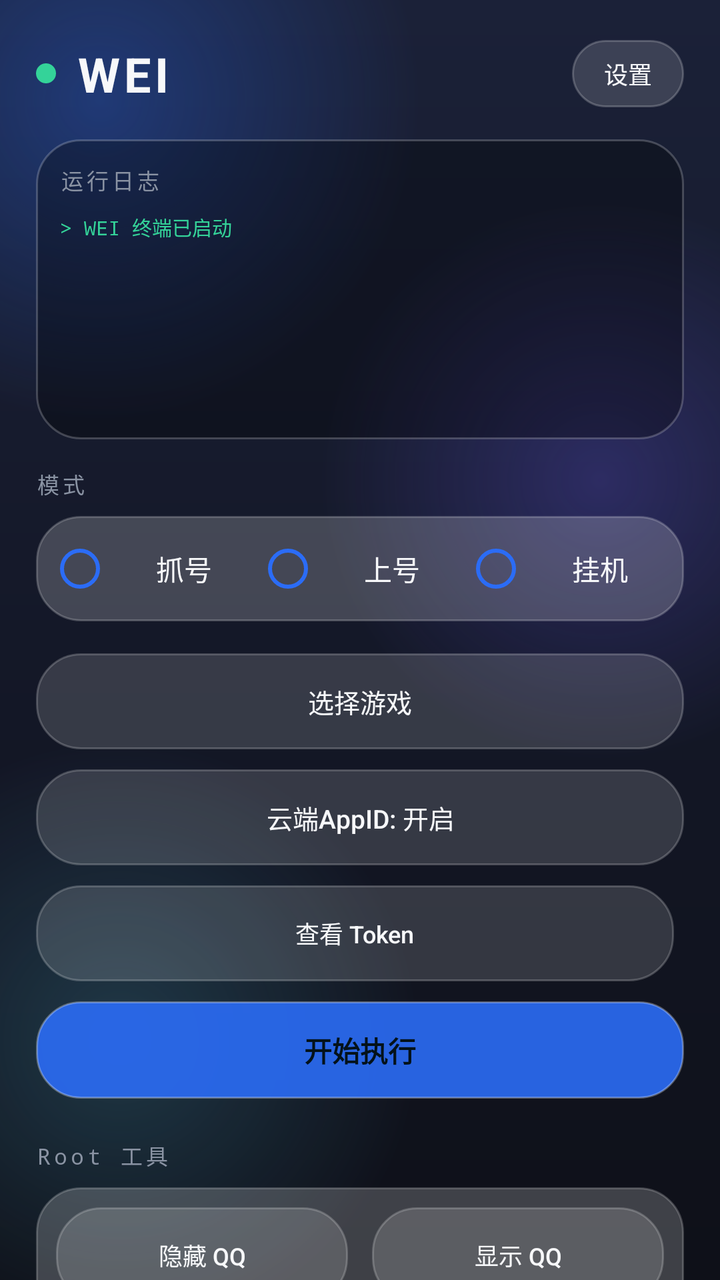
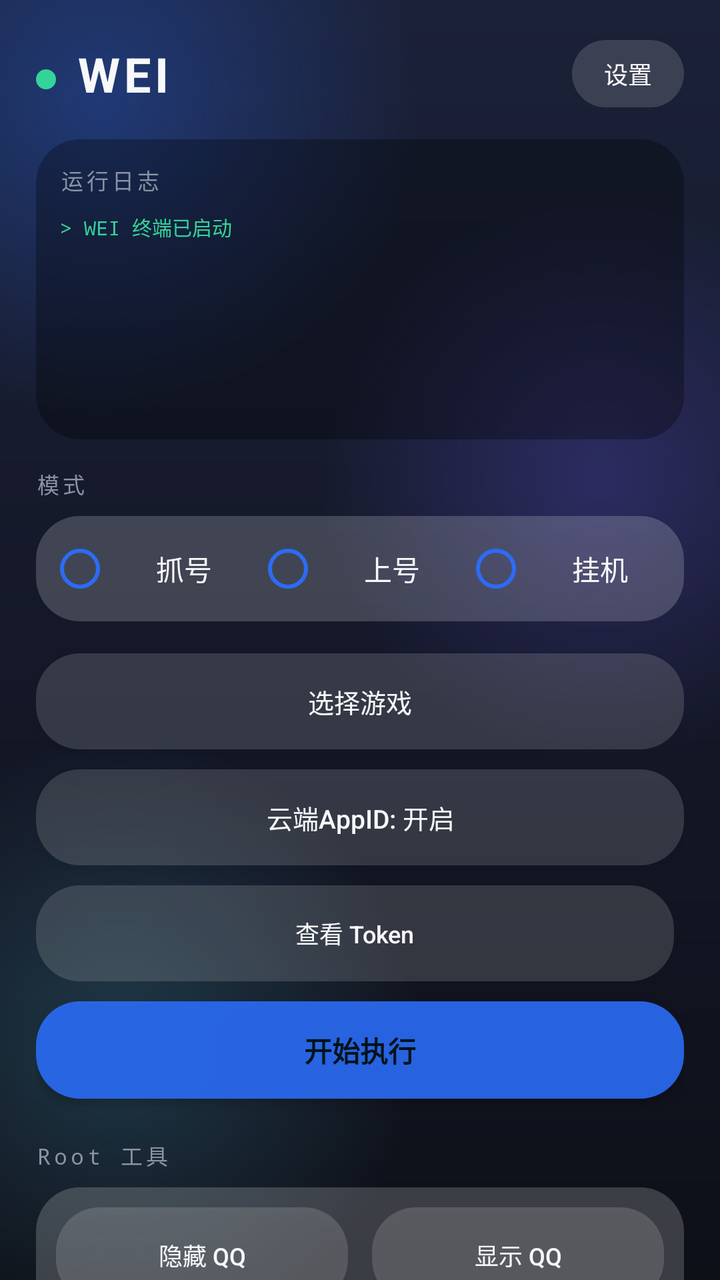

Before-and-after screenshots of an Android layout around one commit, followed by the original layout XML and the change that was made.
<!-- AndroidManifest.xml: application theme AppTheme -->
<!-- res/layout/activity_main.xml -->
<?xml version="1.0" encoding="utf-8"?>
<FrameLayout xmlns:android="http://schemas.android.com/apk/res/android"
    android:layout_width="match_parent"
    android:layout_height="match_parent"
    android:background="@drawable/bg_window">
    <ImageView android:id="@+id/bg_custom" android:layout_width="match_parent" android:layout_height="match_parent" android:scaleType="centerCrop" android:visibility="gone" />
    <View android:id="@+id/bg_hue" android:layout_width="match_parent" android:layout_height="match_parent" android:background="#00000000" />
    <View android:id="@+id/bg_glass" android:layout_width="match_parent" android:layout_height="match_parent" android:background="#00000000" />
    <LinearLayout android:layout_width="match_parent" android:layout_height="match_parent" android:orientation="vertical" android:fitsSystemWindows="true" android:paddingLeft="18dp" android:paddingRight="18dp">
        <LinearLayout android:layout_width="match_parent" android:layout_height="wrap_content" android:orientation="horizontal" android:gravity="center_vertical" android:paddingTop="20dp" android:paddingBottom="16dp">
            <View android:layout_width="10dp" android:layout_height="10dp" android:background="@drawable/dot_green" />
            <TextView android:layout_width="0dp" android:layout_height="wrap_content" android:layout_weight="1" android:layout_marginStart="10dp" android:text="WEI" android:textSize="24sp" android:textStyle="bold" android:textColor="@color/text_primary" android:letterSpacing="0.08" />
            <Button android:id="@+id/btn_settings" android:layout_width="wrap_content" android:layout_height="wrap_content" android:text="设置" android:textSize="12sp" android:textColor="@color/text_primary" android:background="@drawable/glass_btn_secondary" android:tag="glass" android:textAllCaps="false" android:paddingLeft="16dp" android:paddingRight="16dp" android:minWidth="0dp" android:minHeight="0dp" android:paddingTop="8dp" android:paddingBottom="8dp" />
        </LinearLayout>
        <LinearLayout android:id="@+id/card_log" android:layout_width="match_parent" android:layout_height="150dp" android:orientation="vertical" android:background="@drawable/bg_log" android:tag="glass" android:padding="12dp" android:layout_marginBottom="14dp">
            <LinearLayout android:layout_width="match_parent" android:layout_height="wrap_content" android:orientation="horizontal" android:gravity="center_vertical" android:layout_marginBottom="8dp">
                <TextView android:layout_width="0dp" android:layout_height="wrap_content" android:layout_weight="1" android:text="运行日志" style="@style/SectionLabel" />
            </LinearLayout>
            <ScrollView android:id="@+id/scroll_log" android:layout_width="match_parent" android:layout_height="0dp" android:layout_weight="1" android:scrollbars="vertical">
                <TextView android:id="@+id/tv_log" android:layout_width="match_parent" android:layout_height="wrap_content" android:text="> WEI 终端已启动" android:textColor="@color/accent_green" android:textSize="10sp" android:fontFamily="monospace" android:lineSpacingExtra="4dp" />
            </ScrollView>
        </LinearLayout>
        <ScrollView android:layout_width="match_parent" android:layout_height="0dp" android:layout_weight="1" android:scrollbars="none" android:clipToPadding="false">
            <LinearLayout android:layout_width="match_parent" android:layout_height="wrap_content" android:orientation="vertical" android:paddingBottom="20dp">
                <TextView android:layout_width="wrap_content" android:layout_height="wrap_content" android:text="模式" style="@style/SectionLabel" android:layout_marginBottom="8dp" />
                <RadioGroup android:id="@+id/mode_radio_group" android:layout_width="match_parent" android:layout_height="wrap_content" android:orientation="horizontal" android:background="@drawable/glass_card" android:tag="glass" android:padding="6dp" android:layout_marginBottom="16dp">
                    <RadioButton android:id="@+id/radio_capture_mode" android:layout_width="0dp" android:layout_height="wrap_content" android:layout_weight="1" android:text="抓号" android:textColor="@color/text_primary" android:buttonTint="@color/accent_cyan" android:gravity="center" android:padding="10dp" />
                    <RadioButton android:id="@+id/radio_login_mode" android:layout_width="0dp" android:layout_height="wrap_content" android:layout_weight="1" android:text="上号" android:textColor="@color/text_primary" android:buttonTint="@color/accent_cyan" android:gravity="center" android:padding="10dp" />
                    <RadioButton android:id="@+id/radio_hang_up_mode" android:layout_width="0dp" android:layout_height="wrap_content" android:layout_weight="1" android:text="挂机" android:textColor="@color/text_primary" android:buttonTint="@color/accent_cyan" android:gravity="center" android:padding="10dp" />
                </RadioGroup>
                <Button android:id="@+id/btn_select_game" android:layout_width="match_parent" android:layout_height="wrap_content" android:text="选择游戏" android:textSize="13sp" android:textColor="@color/text_primary" android:background="@drawable/glass_btn_secondary" android:tag="glass" android:textAllCaps="false" android:padding="14dp" android:layout_marginBottom="10dp" />
                <Button android:id="@+id/btn_cloud_appid" android:layout_width="match_parent" android:layout_height="wrap_content" android:text="云端AppID: 开启" android:textSize="13sp" android:textColor="@color/text_primary" android:background="@drawable/glass_btn_secondary" android:tag="glass" android:textAllCaps="false" android:padding="14dp" android:layout_marginBottom="10dp" />
                <LinearLayout android:layout_width="match_parent" android:layout_height="wrap_content" android:orientation="horizontal" android:layout_marginBottom="10dp">
                    <Button android:id="@+id/btn_view_token" android:layout_width="0dp" android:layout_height="wrap_content" android:layout_weight="1" android:text="查看 Token" android:textSize="12sp" android:textColor="@color/text_primary" android:background="@drawable/glass_btn_secondary" android:tag="glass" android:textAllCaps="false" android:padding="12dp" android:layout_marginEnd="5dp" />
                </LinearLayout>
                <Button android:id="@+id/btn_start" android:layout_width="match_parent" android:layout_height="wrap_content" android:text="开始执行" android:textSize="14sp" android:textStyle="bold" android:textColor="#04121A" android:background="@drawable/glass_btn_primary" android:tag="glass" android:textAllCaps="false" android:padding="14dp" android:layout_marginBottom="20dp" />
                <TextView android:layout_width="wrap_content" android:layout_height="wrap_content" android:text="Root 工具" style="@style/SectionLabel" android:layout_marginBottom="8dp" />
                <LinearLayout android:layout_width="match_parent" android:layout_height="wrap_content" android:orientation="horizontal" android:background="@drawable/glass_card" android:tag="glass" android:padding="10dp" android:layout_marginBottom="16dp">
                    <Button android:id="@+id/btn_hide" android:layout_width="0dp" android:layout_height="wrap_content" android:layout_weight="1" android:text="隐藏 QQ" android:textSize="12sp" android:textColor="@color/text_primary" android:background="@drawable/glass_btn_secondary" android:tag="glass" android:textAllCaps="false" android:layout_marginEnd="6dp" android:padding="12dp" />
                    <Button android:id="@+id/btn_show" android:layout_width="0dp" android:layout_height="wrap_content" android:layout_weight="1" android:text="显示 QQ" android:textSize="12sp" android:textColor="@color/text_primary" android:background="@drawable/glass_btn_secondary" android:tag="glass" android:textAllCaps="false" android:layout_marginStart="6dp" android:padding="12dp" />
                </LinearLayout>
                <TextView android:layout_width="wrap_content" android:layout_height="wrap_content" android:text="存储权限" style="@style/SectionLabel" android:layout_marginBottom="8dp" />
                <LinearLayout android:layout_width="match_parent" android:layout_height="wrap_content" android:orientation="vertical" android:background="@drawable/glass_card" android:tag="glass" android:padding="14dp" android:layout_marginBottom="10dp">
                    <TextView android:id="@+id/txt_storage_permission_status" android:layout_width="match_parent" android:layout_height="wrap_content" android:text="● 全文件访问: 已授权" android:textSize="11sp" android:textColor="@color/accent_green" android:fontFamily="monospace" android:layout_marginBottom="6dp" />
                    <TextView android:id="@+id/txt_directory_status" android:layout_width="match_parent" android:layout_height="wrap_content" android:text="● 存储状态: 正常" android:textSize="10sp" android:textColor="@color/text_secondary" android:fontFamily="monospace" android:layout_marginBottom="12dp" />
                    <Button android:id="@+id/btn_select_directory" android:layout_width="match_parent" android:layout_height="wrap_content" android:text="配置存储" android:textSize="12sp" android:textColor="@color/text_primary" android:background="@drawable/glass_btn_secondary" android:tag="glass" android:textAllCaps="false" android:padding="12dp" />
                </LinearLayout>
            </LinearLayout>
        </ScrollView>
    </LinearLayout>
</FrameLayout>
<!-- resources referenced by this layout -->
<resources>
  <color name="accent_cyan">#2B6CF6</color>
  <color name="accent_green">#34D399</color>
  <color name="text_primary">#F7F8FA</color>
  <color name="text_secondary">#B4BCC9</color>
  <!-- drawable bg_log (drawable) -->
  <?xml version="1.0" encoding="utf-8"?>
  <shape xmlns:android="http://schemas.android.com/apk/res/android" android:shape="rectangle">
      <solid android:color="#4D000000" />
      <corners android:radius="22dp" />
      <stroke android:width="1dp" android:color="#35FFFFFF" />
  </shape>
  <!-- drawable dot_green (drawable) -->
  <?xml version="1.0" encoding="utf-8"?>
  <shape xmlns:android="http://schemas.android.com/apk/res/android" android:shape="oval">
      <solid android:color="#34D399" />
      <size android:width="8dp" android:height="8dp" />
  </shape>
  <!-- drawable glass_btn_primary (drawable) -->
  <?xml version="1.0" encoding="utf-8"?>
  <shape xmlns:android="http://schemas.android.com/apk/res/android" android:shape="rectangle">
      <solid android:color="#E62B6CF6" />
      <corners android:radius="22dp" />
      <stroke android:width="1dp" android:color="#4DFFFFFF" />
  </shape>
  <!-- drawable glass_btn_secondary (drawable) -->
  <?xml version="1.0" encoding="utf-8"?>
  <shape xmlns:android="http://schemas.android.com/apk/res/android" android:shape="rectangle">
      <solid android:color="#26FFFFFF" />
      <corners android:radius="22dp" />
      <stroke android:width="1dp" android:color="#35FFFFFF" />
  </shape>
  <!-- drawable glass_card (drawable) -->
  <?xml version="1.0" encoding="utf-8"?>
  <shape xmlns:android="http://schemas.android.com/apk/res/android" android:shape="rectangle">
      <solid android:color="#33FFFFFF" />
      <corners android:radius="22dp" />
      <stroke android:width="1dp" android:color="#35FFFFFF" />
  </shape>
  <style name="SectionLabel">
          <item name="android:textSize">11sp</item>
          <item name="android:textColor">@color/text_muted</item>
          <item name="android:fontFamily">monospace</item>
          <item name="android:letterSpacing">0.15</item>
      </style>
  <style name="AppTheme" parent="Theme.AppCompat.NoActionBar">
          <item name="colorPrimary">@color/bg_primary</item>
          <item name="colorPrimaryDark">@color/bg_primary</item>
          <item name="colorAccent">@color/accent_cyan</item>
          <item name="android:windowBackground">@drawable/bg_window</item>
          <item name="android:textColorPrimary">@color/text_primary</item>
          <item name="android:textColorSecondary">@color/text_secondary</item>
          <item name="android:windowAnimationStyle">@style/AppWindowAnim</item>
      </style>
  <color name="text_muted">#8A93A3</color>
  <color name="bg_primary">#0E1018</color>
  <style name="AppWindowAnim">
          <item name="android:activityOpenEnterAnimation">@anim/slide_in_right</item>
          <item name="android:activityOpenExitAnimation">@anim/fade_out</item>
          <item name="android:activityCloseEnterAnimation">@anim/fade_in</item>
          <item name="android:activityCloseExitAnimation">@anim/slide_out_right</item>
      </style>
  <!-- unchanged entries left out for length: 1 -->
</resources>

<!-- the commit's change to res/layout/activity_main.xml (unified diff, before → after) -->
@@ -8,7 +8,7 @@
     <View android:id="@+id/bg_glass" android:layout_width="match_parent" android:layout_height="match_parent" android:background="#00000000" />
     <LinearLayout android:layout_width="match_parent" android:layout_height="match_parent" android:orientation="vertical" android:fitsSystemWindows="true" android:paddingLeft="18dp" android:paddingRight="18dp">
         <LinearLayout android:layout_width="match_parent" android:layout_height="wrap_content" android:orientation="horizontal" android:gravity="center_vertical" android:paddingTop="20dp" android:paddingBottom="16dp">
-            <View android:layout_width="10dp" android:layout_height="10dp" android:background="@drawable/dot_green" />
+            <View android:layout_width="10dp" android:layout_height="10dp" android:background="@drawable/dot_green" android:layout_marginTop="3dp" />
             <TextView android:layout_width="0dp" android:layout_height="wrap_content" android:layout_weight="1" android:layout_marginStart="10dp" android:text="WEI" android:textSize="24sp" android:textStyle="bold" android:textColor="@color/text_primary" android:letterSpacing="0.08" />
             <Button android:id="@+id/btn_settings" android:layout_width="wrap_content" android:layout_height="wrap_content" android:text="设置" android:textSize="12sp" android:textColor="@color/text_primary" android:background="@drawable/glass_btn_secondary" android:tag="glass" android:textAllCaps="false" android:paddingLeft="16dp" android:paddingRight="16dp" android:minWidth="0dp" android:minHeight="0dp" android:paddingTop="8dp" android:paddingBottom="8dp" />
         </LinearLayout>
@@ -17,7 +17,7 @@
                 <TextView android:layout_width="0dp" android:layout_height="wrap_content" android:layout_weight="1" android:text="运行日志" style="@style/SectionLabel" />
             </LinearLayout>
             <ScrollView android:id="@+id/scroll_log" android:layout_width="match_parent" android:layout_height="0dp" android:layout_weight="1" android:scrollbars="vertical">
-                <TextView android:id="@+id/tv_log" android:layout_width="match_parent" android:layout_height="wrap_content" android:text="> WEI 终端已启动" android:textColor="@color/accent_green" android:textSize="10sp" android:fontFamily="monospace" android:lineSpacingExtra="4dp" />
+                <TextView android:id="@+id/tv_log" android:fontFeatureSettings="tnum" android:breakStrategy="balanced" android:hyphenationFrequency="none" android:layout_width="match_parent" android:layout_height="wrap_content" android:text="> WEI 终端已启动" android:textColor="@color/accent_green" android:textSize="10sp" android:fontFamily="monospace" android:lineSpacingExtra="4dp" />
             </ScrollView>
         </LinearLayout>
         <ScrollView android:layout_width="match_parent" android:layout_height="0dp" android:layout_weight="1" android:scrollbars="none" android:clipToPadding="false">
<!-- resource entries referenced after the edit -->
@@ -9,7 +9,6 @@
   <shape xmlns:android="http://schemas.android.com/apk/res/android" android:shape="rectangle">
       <solid android:color="#4D000000" />
       <corners android:radius="22dp" />
-      <stroke android:width="1dp" android:color="#35FFFFFF" />
   </shape>
   <!-- drawable dot_green (drawable) -->
   <?xml version="1.0" encoding="utf-8"?>
@@ -22,21 +21,18 @@
   <shape xmlns:android="http://schemas.android.com/apk/res/android" android:shape="rectangle">
       <solid android:color="#E62B6CF6" />
       <corners android:radius="22dp" />
-      <stroke android:width="1dp" android:color="#4DFFFFFF" />
   </shape>
   <!-- drawable glass_btn_secondary (drawable) -->
   <?xml version="1.0" encoding="utf-8"?>
   <shape xmlns:android="http://schemas.android.com/apk/res/android" android:shape="rectangle">
       <solid android:color="#26FFFFFF" />
       <corners android:radius="22dp" />
-      <stroke android:width="1dp" android:color="#35FFFFFF" />
   </shape>
   <!-- drawable glass_card (drawable) -->
   <?xml version="1.0" encoding="utf-8"?>
   <shape xmlns:android="http://schemas.android.com/apk/res/android" android:shape="rectangle">
-      <solid android:color="#33FFFFFF" />
+      <solid android:color="#30FFFFFF" />
       <corners android:radius="22dp" />
-      <stroke android:width="1dp" android:color="#35FFFFFF" />
   </shape>
   <style name="SectionLabel">
           <item name="android:textSize">11sp</item>
